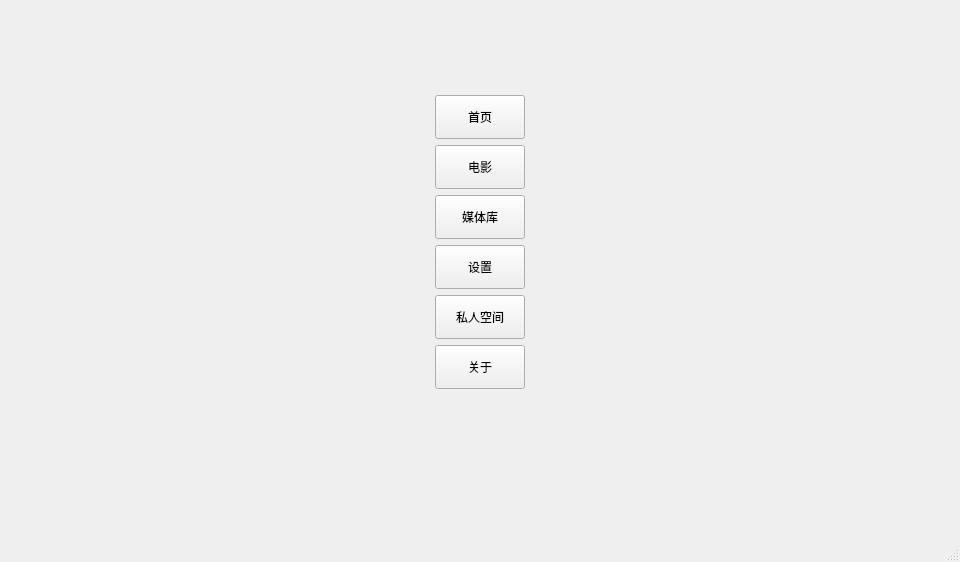
Before: the Qt Designer form mainWindow.ui in SaboZhang/MovieTools, drawn with Qt 5.
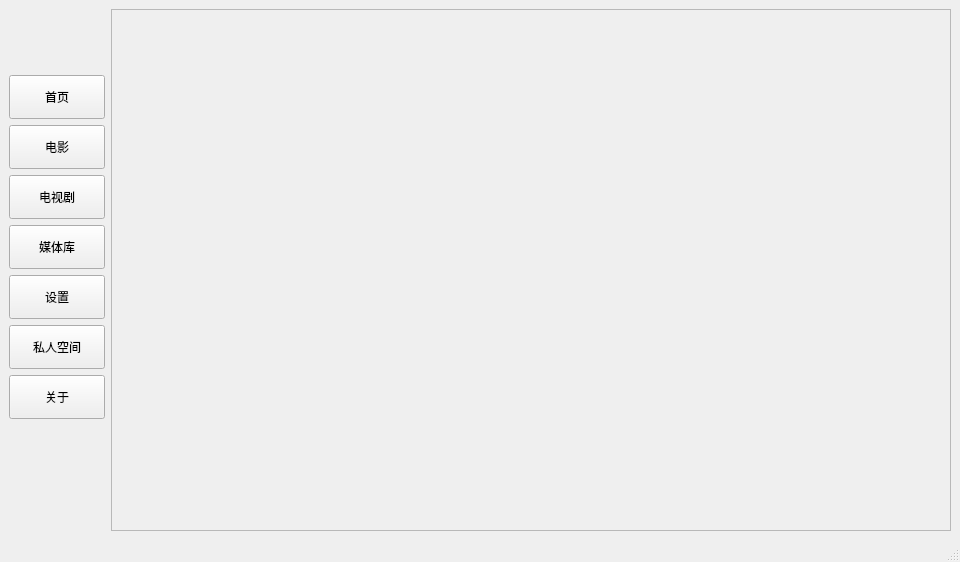
After: the same form once the commit is applied. Icons and pictures are not drawn.

What changed in the file:
```diff
--- a/mainWindow.ui
+++ b/mainWindow.ui
@@ -31,52 +31,12 @@
     </size>
    </property>
    <layout class="QGridLayout" name="gridLayout">
-    <item row="5" column="0">
-     <widget class="QPushButton" name="privateButton">
-      <property name="maximumSize">
-       <size>
-        <width>96</width>
-        <height>44</height>
-       </size>
-      </property>
-      <property name="text">
-       <string>私人空间</string>
-      </property>
-      <property name="icon">
-       <iconset>
-        <normaloff>C:/Users/Sugar/Desktop/私人库.png</normaloff>C:/Users/Sugar/Desktop/私人库.png</iconset>
-      </property>
-      <property name="iconSize">
-       <size>
-        <width>16</width>
-        <height>16</height>
-       </size>
-      </property>
-     </widget>
-    </item>
-    <item row="3" column="0">
-     <widget class="QPushButton" name="mediaButton">
-      <property name="maximumSize">
-       <size>
-        <width>96</width>
-        <height>44</height>
-       </size>
-      </property>
-      <property name="text">
-       <string>媒体库</string>
-      </property>
-      <property name="icon">
-       <iconset>
-        <normaloff>C:/Users/Sugar/Desktop/媒体资源.png</normaloff>C:/Users/Sugar/Desktop/媒体资源.png</iconset>
-      </property>
-     </widget>
-    </item>
-    <item row="4" column="0">
+    <item row="5" column="0" alignment="Qt::AlignLeft">
      <widget class="QPushButton" name="settingsButton">
       <property name="minimumSize">
        <size>
-        <width>90</width>
-        <height>40</height>
+        <width>96</width>
+        <height>44</height>
        </size>
       </property>
       <property name="maximumSize">
@@ -94,65 +54,15 @@
       </property>
      </widget>
     </item>
-    <item row="0" column="0">
-     <widget class="QLabel" name="label">
-      <property name="maximumSize">
-       <size>
-        <width>80</width>
-        <height>80</height>
-       </size>
-      </property>
-      <property name="text">
-       <string/>
-      </property>
-      <property name="pixmap">
-       <pixmap>C:/Users/Sugar/Desktop/u=1592900172,1428334957&amp;fm=26&amp;gp=0.jpg</pixmap>
-      </property>
-     </widget>
-    </item>
-    <item row="6" column="0">
-     <widget class="QPushButton" name="aboutButton">
-      <property name="maximumSize">
-       <size>
-        <width>96</width>
-        <height>44</height>
-       </size>
-      </property>
-      <property name="text">
-       <string>关于</string>
-      </property>
-      <property name="icon">
-       <iconset>
-        <normaloff>C:/Users/Sugar/Desktop/关于.png</normaloff>C:/Users/Sugar/Desktop/关于.png</iconset>
-      </property>
-     </widget>
-    </item>
-    <item row="2" column="0">
-     <widget class="QPushButton" name="movieButton">
-      <property name="maximumSize">
-       <size>
-        <width>96</width>
-        <height>44</height>
-       </size>
-      </property>
-      <property name="text">
-       <string>电影</string>
-      </property>
-      <property name="icon">
-       <iconset>
-        <normaloff>C:/Users/Sugar/Desktop/电影视频.png</normaloff>C:/Users/Sugar/Desktop/电影视频.png</iconset>
-      </property>
-     </widget>
-    </item>
-    <item row="1" column="0">
+    <item row="1" column="0" alignment="Qt::AlignLeft">
      <widget class="QPushButton" name="homeButton">
       <property name="enabled">
        <bool>true</bool>
       </property>
       <property name="minimumSize">
        <size>
-        <width>0</width>
-        <height>0</height>
+        <width>96</width>
+        <height>44</height>
        </size>
       </property>
       <property name="maximumSize">
@@ -182,13 +92,172 @@
       </property>
      </widget>
     </item>
-    <item row="0" column="1" rowspan="8">
+    <item row="0" column="0">
+     <widget class="QLabel" name="label_2">
+      <property name="minimumSize">
+       <size>
+        <width>60</width>
+        <height>60</height>
+       </size>
+      </property>
+      <property name="maximumSize">
+       <size>
+        <width>80</width>
+        <height>80</height>
+       </size>
+      </property>
+      <property name="text">
+       <string/>
+      </property>
+      <property name="pixmap">
+       <pixmap>ResourceFiles/images/u=1592900172,1428334957&amp;fm=26&amp;gp=0.jpg</pixmap>
+      </property>
+     </widget>
+    </item>
+    <item row="6" column="0" alignment="Qt::AlignLeft">
+     <widget class="QPushButton" name="privateButton">
+      <property name="minimumSize">
+       <size>
+        <width>96</width>
+        <height>44</height>
+       </size>
+      </property>
+      <property name="maximumSize">
+       <size>
+        <width>96</width>
+        <height>44</height>
+       </size>
+      </property>
+      <property name="text">
+       <string>私人空间</string>
+      </property>
+      <property name="icon">
+       <iconset>
+        <normaloff>C:/Users/Sugar/Desktop/私人库.png</normaloff>C:/Users/Sugar/Desktop/私人库.png</iconset>
+      </property>
+      <property name="iconSize">
+       <size>
+        <width>16</width>
+        <height>16</height>
+       </size>
+      </property>
+     </widget>
+    </item>
+    <item row="4" column="0" alignment="Qt::AlignLeft">
+     <widget class="QPushButton" name="mediaButton">
+      <property name="minimumSize">
+       <size>
+        <width>96</width>
+        <height>44</height>
+       </size>
+      </property>
+      <property name="maximumSize">
+       <size>
+        <width>96</width>
+        <height>44</height>
+       </size>
+      </property>
+      <property name="text">
+       <string>媒体库</string>
+      </property>
+      <property name="icon">
+       <iconset>
+        <normaloff>C:/Users/Sugar/Desktop/媒体资源.png</normaloff>C:/Users/Sugar/Desktop/媒体资源.png</iconset>
+      </property>
+     </widget>
+    </item>
+    <item row="2" column="0" alignment="Qt::AlignLeft">
+     <widget class="QPushButton" name="movieButton">
+      <property name="minimumSize">
+       <size>
+        <width>96</width>
+        <height>44</height>
+       </size>
+      </property>
+      <property name="maximumSize">
+       <size>
+        <width>96</width>
+        <height>44</height>
+       </size>
+      </property>
+      <property name="text">
+       <string>电影</string>
+      </property>
+      <property name="icon">
+       <iconset>
+        <normaloff>C:/Users/Sugar/Desktop/电影视频.png</normaloff>C:/Users/Sugar/Desktop/电影视频.png</iconset>
+      </property>
+     </widget>
+    </item>
+    <item row="0" column="1" rowspan="10">
      <layout class="QGridLayout" name="showLayout">
       <property name="leftMargin">
        <number>0</number>
       </property>
+      <item row="1" column="0">
+       <widget class="QFrame" name="frame">
+        <property name="frameShape">
+         <enum>QFrame::StyledPanel</enum>
+        </property>
+        <property name="frameShadow">
+         <enum>QFrame::Raised</enum>
+        </property>
+       </widget>
+      </item>
      </layout>
     </item>
+    <item row="7" column="0" alignment="Qt::AlignLeft">
+     <widget class="QPushButton" name="aboutButton">
+      <property name="sizePolicy">
+       <sizepolicy hsizetype="Minimum" vsizetype="Fixed">
+        <horstretch>0</horstretch>
+        <verstretch>0</verstretch>
+       </sizepolicy>
+      </property>
+      <property name="minimumSize">
+       <size>
+        <width>96</width>
+        <height>44</height>
+       </size>
+      </property>
+      <property name="maximumSize">
+       <size>
+        <width>96</width>
+        <height>44</height>
+       </size>
+      </property>
+      <property name="text">
+       <string>关于</string>
+      </property>
+      <property name="icon">
+       <iconset>
+        <normaloff>C:/Users/Sugar/Desktop/关于.png</normaloff>C:/Users/Sugar/Desktop/关于.png</iconset>
+      </property>
+     </widget>
+    </item>
+    <item row="3" column="0" alignment="Qt::AlignLeft">
+     <widget class="QPushButton" name="pushButton">
+      <property name="minimumSize">
+       <size>
+        <width>96</width>
+        <height>44</height>
+       </size>
+      </property>
+      <property name="maximumSize">
+       <size>
+        <width>96</width>
+        <height>44</height>
+       </size>
+      </property>
+      <property name="text">
+       <string>电视剧</string>
+      </property>
+      <property name="icon">
+       <iconset>
+        <normaloff>ResourceFiles/images/电影视频.png</normaloff>ResourceFiles/images/电影视频.png</iconset>
+      </property>
+     </widget>
+    </item>
    </layout>
   </widget>
   <widget class="QStatusBar" name="statusbar"/>
```
Left out of the diff: 9 changed lines with no effect on the pictures.
